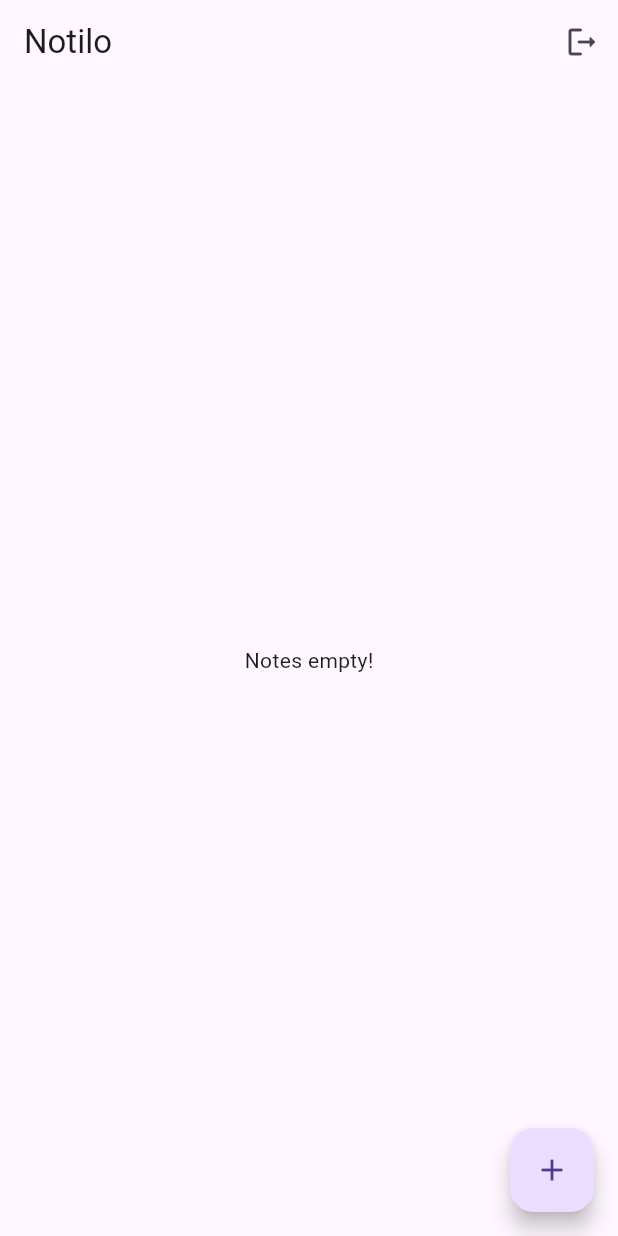
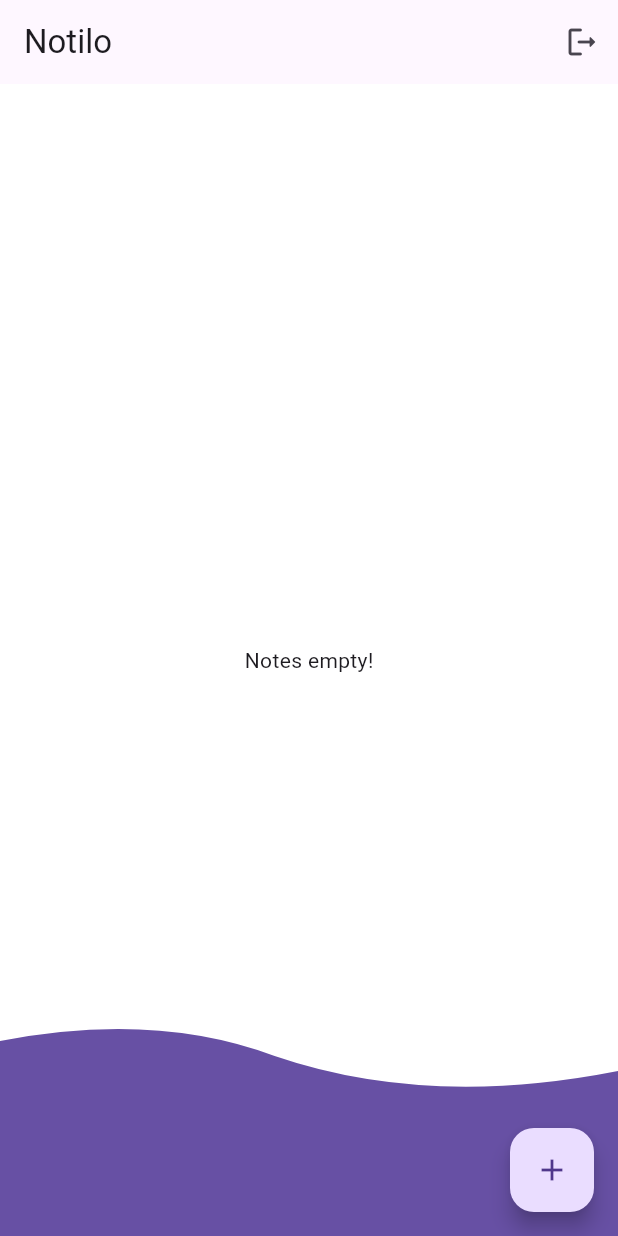
Before and after one commit to ianmadiana/notilo, a Flutter app: the HomeScreen screen opened directly, on a phone screen of 412 x 824 dp. Run offline on Flutter 3.47's test engine with Material 3 defaults, Android fonts, the phone set to English and light mode, and no system bars; our stand-ins replace cloud_firestore, file_picker, firebase_auth, firebase_core, firebase_storage, flutter_custom_clippers and 1 more; missing offline and left inert: image_network; accounts and stored records are empty.

Commit message:
Enhance code + wave background

```diff
--- a/lib/screens/home_screen.dart
+++ b/lib/screens/home_screen.dart
@@ -3,6 +3,7 @@ import 'package:firebase_auth/firebase_auth.dart';
 import 'package:flutter/material.dart';
 import 'package:notilo/config/app_config.dart';
 import 'package:notilo/screens/login_screen.dart';
+import 'package:notilo/widgets/wave_bg.dart';
 
 import '../widgets/notes_list.dart';
 import 'new_item.dart';
@@ -43,7 +44,13 @@ class _HomeScreenState extends State<HomeScreen> {
           ),
         ],
       ),
-      body: StreamBuilder(
+      body: Stack(
+        children: [
+          Container(
+            color: Theme.of(context).colorScheme.onSecondary,
+          ),
+          const WaveBackground(),
+          StreamBuilder(
             stream: FirebaseFirestore.instance
                 .collection('users')
                 .doc(userId)
@@ -65,12 +72,13 @@ class _HomeScreenState extends State<HomeScreen> {
 
               return NotesList(
                 notesDocs: notesDocs,
-            // imgUrl: notesDocs[0]['imageUrl'],
                 height: height,
                 width: width,
                 userId: userId,
               );
             },
+          ),
+        ],
       ),
       floatingActionButton: FloatingActionButton(
         onPressed: () => Navigator.push(
--- a/lib/screens/register_screen.dart
+++ b/lib/screens/register_screen.dart
@@ -52,7 +52,6 @@ class _RegisterScreenState extends State<RegisterScreen> {
         backgroundColor: Colors.white,
         appBar: AppBar(
           centerTitle: true,
-          // widget text untuk menampilkan teks
           title: const Text(
             "Notilo",
             style: TextStyle(color: Colors.black),
@@ -60,10 +59,8 @@ class _RegisterScreenState extends State<RegisterScreen> {
           elevation: 0,
           backgroundColor: Colors.white,
         ),
-        // widget listview agar halaman bisa di-scroll
         body: ListView(
           children: [
-            // widget kolom untuk membungkus gambar dan input text email dan password
             Column(
               mainAxisAlignment: MainAxisAlignment.start,
               crossAxisAlignment: CrossAxisAlignment.start,
@@ -75,7 +72,6 @@ class _RegisterScreenState extends State<RegisterScreen> {
                     child: Icon(Icons.abc_outlined),
                   ),
                 ),
-                // widget container untuk membungkus widget text "Login"
                 Container(
                   padding: const EdgeInsets.all(20),
                   child: const Text(
@@ -85,7 +81,6 @@ class _RegisterScreenState extends State<RegisterScreen> {
                 ),
                 Padding(
                   padding: const EdgeInsets.all(20),
-                  // widget textfield untuk memasukkan input email
                   child: Form(
                     key: _formKey,
                     child: Column(
--- /dev/null
+++ b/lib/widgets/wave_bg.dart
@@ -0,0 +1,22 @@
+import 'package:flutter/material.dart';
+import 'package:flutter_custom_clippers/flutter_custom_clippers.dart';
+
+class WaveBackground extends StatelessWidget {
+  const WaveBackground({
+    super.key,
+  });
+
+  @override
+  Widget build(BuildContext context) {
+    return Align(
+      alignment: Alignment.bottomCenter,
+      child: ClipPath(
+        clipper: WaveClipperTwo(reverse: true),
+        child: Container(
+          height: 150,
+          color: Theme.of(context).primaryColor,
+        ),
+      ),
+    );
+  }
+}
```
Also changed, not shown: lib/screens/detail_screen.dart (+3 -6 lines), lib/screens/login_screen.dart (+21 -21 lines), lib/screens/new_item.dart (+1 -19 lines), lib/widgets/app_icon.dart (added, +12 -0 lines), lib/widgets/notes_list.dart (+4 -4 lines), pubspec.yaml (+5 -3 lines), assets/bg/blob-scene-haikei.svg (added), assets/bg/wave-haikei-1.svg (added), assets/bg/wave-haikei.svg (added), assets/bg/wave.svg (added), assets/icons/app_icon.png (added), pubspec.lock. Lines whose indentation alone changed are shown as unchanged.
